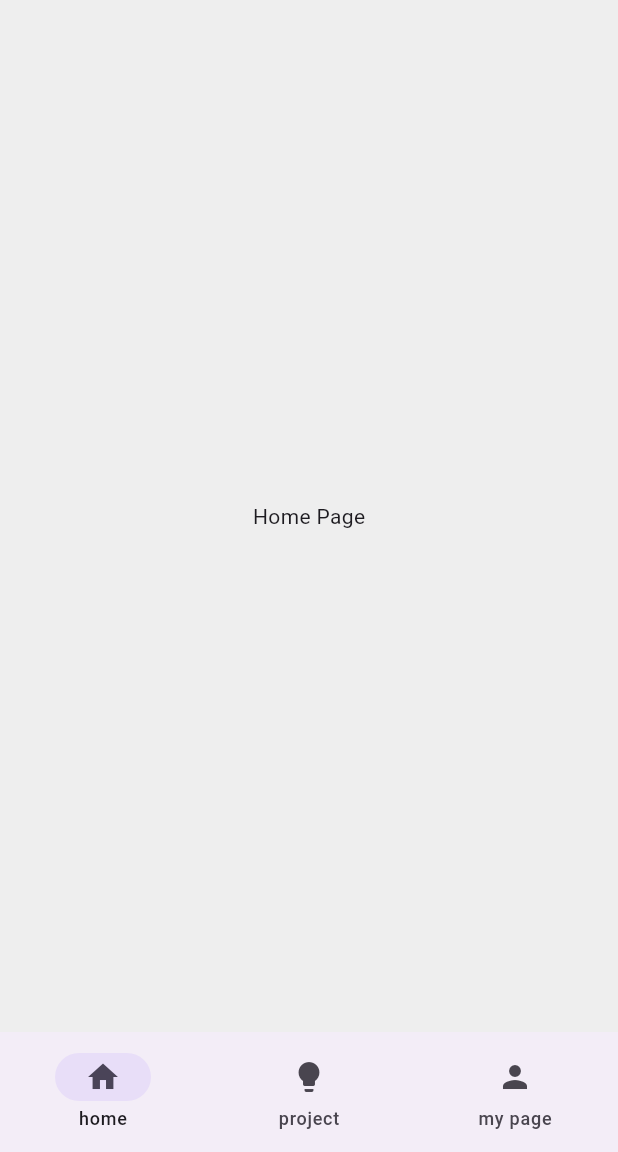
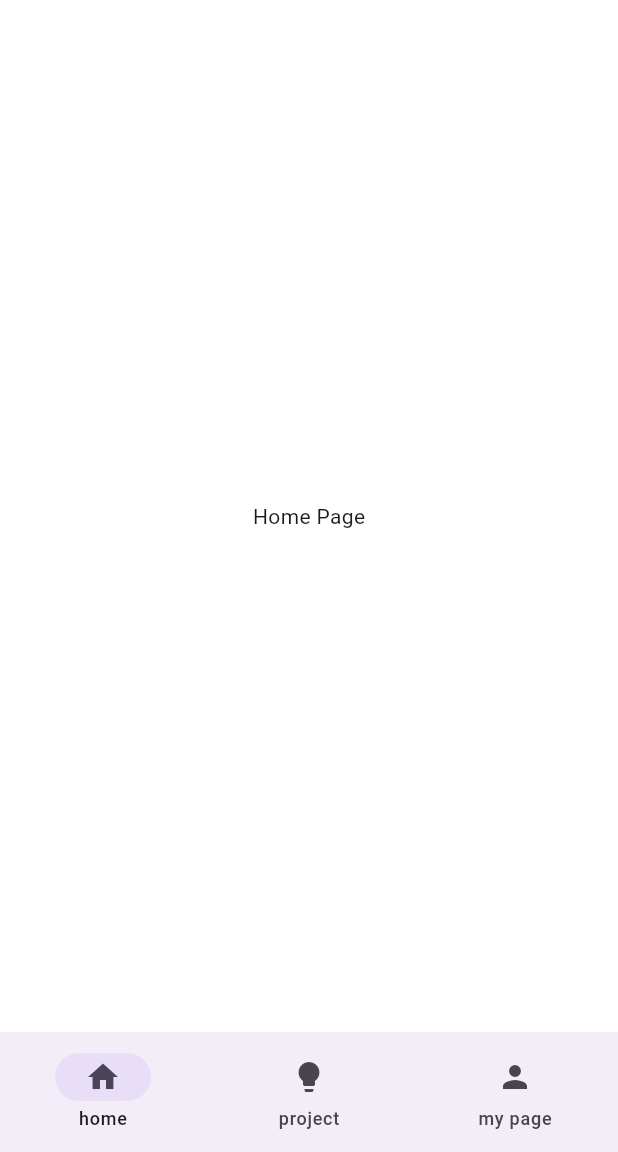
Before and after one commit to 976520/nexus-app, a Flutter app: the screen it shows after launch, on a phone screen of 412 x 824 dp, the part 84-1236 px from its top. Run offline on Flutter 3.47's test engine with Material 3 defaults, Android fonts, the phone set to English and light mode, and no system bars.

Commit message:
Set background color white

```diff
--- a/lib/main.dart
+++ b/lib/main.dart
@@ -21,7 +21,7 @@ class App extends StatelessWidget {
       title: 'Nexus App',
       theme: ThemeData(
         primaryColor: Colors.blue[600],
-        scaffoldBackgroundColor: Colors.grey[200],
+        scaffoldBackgroundColor: Colors.white,
         textTheme: const TextTheme(
           titleLarge: TextStyle(
               fontSize: 24.0,
```
